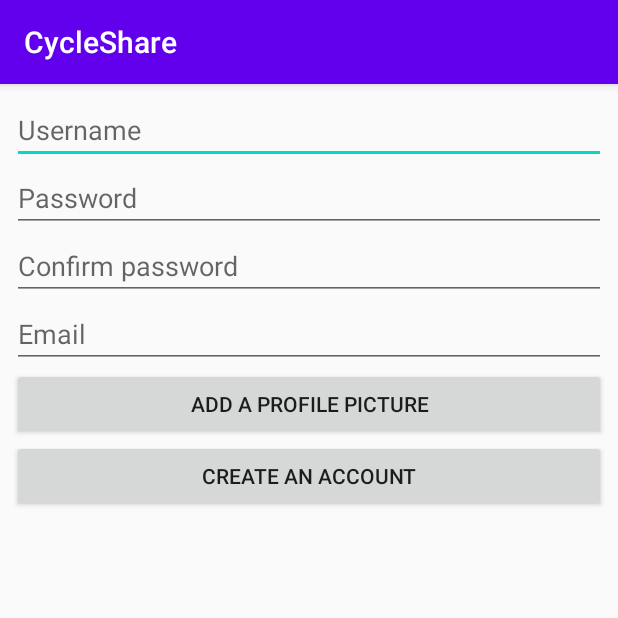
After one commit to 18ksharma/cycleshare, an Android app: the SignupActivity screen opened directly, with no data from a screen before it, on a phone screen of 412 x 824 dp, the top half of it. The commit adds this screen. Run offline under Robolectric (Android 15) with nearby library versions, the phone set to English and light mode, and no system bars; libraries missing offline, so code that uses them is left out: com.parse.

Commit message:
Signup implemented

```diff
--- a/app/src/main/AndroidManifest.xml
+++ b/app/src/main/AndroidManifest.xml
@@ -2,20 +2,19 @@
 <manifest xmlns:android="http://schemas.android.com/apk/res/android"
     package="com.example.cycleshare">
 
-
     <uses-permission android:name="android.permission.INTERNET" />
     <uses-permission android:name="android.permission.ACCESS_NETWORK_STATE" />
 
-
     <application
+        android:name=".ParseApplication"
         android:allowBackup="true"
         android:icon="@mipmap/ic_launcher"
         android:label="@string/app_name"
         android:roundIcon="@mipmap/ic_launcher_round"
         android:supportsRtl="true"
-        android:theme="@style/AppTheme"
-        android:name=".ParseApplication">
-        <activity android:name=".LoginActivity"></activity>
+        android:theme="@style/AppTheme">
+        <activity android:name=".SignupActivity"></activity>
+        <activity android:name=".LoginActivity" />
         <activity android:name=".InitialActivity">
             <intent-filter>
                 <action android:name="android.intent.action.MAIN" />
--- a/app/src/main/java/com/example/cycleshare/InitialActivity.java
+++ b/app/src/main/java/com/example/cycleshare/InitialActivity.java
@@ -21,8 +21,7 @@ public class InitialActivity extends AppCompatActivity {
         btnLogin=findViewById(R.id.btnLogin);
         btnSignup=findViewById(R.id.btnSignup);
 
-        //Setting on click listeners to determine if user wants to login or
-        //sign up
+        //Setting on click listeners to determine if user wants to login or sign up
         btnLogin.setOnClickListener(new View.OnClickListener() {
             @Override
             public void onClick(View v) {
@@ -37,7 +36,7 @@ public class InitialActivity extends AppCompatActivity {
             @Override
             public void onClick(View v) {
                 //Intent to open SignupActivity
-                Intent intent = new Intent();
+                Intent intent = new Intent(InitialActivity.this, SignupActivity.class);
                 startActivity(intent);
                 finish();
             }
--- /dev/null
+++ b/app/src/main/java/com/example/cycleshare/SignupActivity.java
@@ -0,0 +1,103 @@
+package com.example.cycleshare;
+
+import androidx.appcompat.app.AppCompatActivity;
+
+import android.content.Intent;
+import android.os.Bundle;
+import android.util.Log;
+import android.view.View;
+import android.widget.Button;
+import android.widget.EditText;
+import android.widget.Toast;
+
+import com.parse.ParseException;
+import com.parse.ParseUser;
+import com.parse.SignUpCallback;
+
+import java.util.Set;
+
+public class SignupActivity extends AppCompatActivity {
+
+    EditText tvUsername;
+    EditText tvPassword;
+    EditText tvConfirm;
+    EditText tvEmail;
+    Button btnCreateAccount;
+    Button btnPicture;
+
+    @Override
+    protected void onCreate(Bundle savedInstanceState) {
+        super.onCreate(savedInstanceState);
+        setContentView(R.layout.activity_signup);
+
+
+        tvUsername = findViewById(R.id.tvUsername);
+        tvPassword = findViewById(R.id.tvPassword);
+        tvConfirm = findViewById(R.id.tvConfirm);
+        tvEmail = findViewById(R.id.tvEmail);
+        btnCreateAccount = findViewById(R.id.btnCreateAccount);
+        btnPicture = findViewById(R.id.btnPicture);
+
+
+        //TODO: implement function so that user can upload/select their own profile picture
+        btnPicture.setOnClickListener(new View.OnClickListener() {
+            @Override
+            public void onClick(View view) {
+
+            }
+        });
+
+        //Sets onclicklistener for button
+        btnCreateAccount.setOnClickListener(new View.OnClickListener() {
+
+            @Override
+            public void onClick(View view) {
+                String username=tvUsername.getText().toString();
+                String password=tvPassword.getText().toString();
+                String confirm=tvConfirm.getText().toString();
+                String email=tvEmail.getText().toString();
+
+                ParseUser user = new ParseUser();
+
+                //Checks if anything is invalid
+
+                if(username.isEmpty()){
+                    Toast.makeText(SignupActivity.this, "You must enter a username", Toast.LENGTH_SHORT).show();
+                    return;
+                }
+
+                if(password.isEmpty()){
+                    Toast.makeText(SignupActivity.this, "You must have a password", Toast.LENGTH_SHORT).show();
+                    return;
+                }
+                if(!password.equals(confirm)){
+                    Toast.makeText(SignupActivity.this, "Passwords do not match", Toast.LENGTH_SHORT).show();
+                    return;
+                }
+
+                // Set core properties
+                user.setUsername(username);
+                user.setPassword(password);
+                user.setEmail(email);
+
+
+
+
+                // Invoke signUpInBackground
+                user.signUpInBackground(new SignUpCallback() {
+                    public void done(ParseException e) {
+                        if (e == null) {
+                            ParseUser currentUser = ParseUser.getCurrentUser();
+                            Intent i = new Intent(SignupActivity.this, MainActivity.class);
+                            startActivity(i);
+                        }
+                        else {
+                            Toast.makeText(SignupActivity.this, "Failure to signup", Toast.LENGTH_SHORT).show();
+                            Log.e("Signup", "error:"+e);
+                        }
+                    }
+                });
+            }
+        });
+    }
+}
--- /dev/null
+++ b/app/src/main/res/layout/activity_signup.xml
@@ -0,0 +1,58 @@
+<?xml version="1.0" encoding="utf-8"?>
+<RelativeLayout xmlns:android="http://schemas.android.com/apk/res/android"
+    xmlns:app="http://schemas.android.com/apk/res-auto"
+    xmlns:tools="http://schemas.android.com/tools"
+    android:layout_width="match_parent"
+    android:layout_height="match_parent"
+    android:gravity="center_horizontal"
+    android:padding="8dp"
+    tools:context=".SignupActivity">
+
+
+    <EditText
+        android:id="@+id/tvUsername"
+        android:layout_width="match_parent"
+        android:layout_height="wrap_content"
+        android:layout_weight="1"
+        android:hint="Username" />
+
+    <EditText
+        android:id="@+id/tvPassword"
+        android:layout_width="match_parent"
+        android:layout_height="wrap_content"
+        android:layout_weight="1"
+        android:hint="Password"
+        android:layout_below="@id/tvUsername"
+        android:inputType="textPassword"/>
+
+    <EditText
+        android:id="@+id/tvConfirm"
+        android:layout_width="match_parent"
+        android:layout_height="wrap_content"
+        android:layout_weight="1"
+        android:hint="Confirm password"
+        android:layout_below="@id/tvPassword"
+        android:inputType="textPassword"/>
+    <EditText
+        android:id="@+id/tvEmail"
+        android:layout_width="match_parent"
+        android:layout_height="wrap_content"
+        android:layout_weight="1"
+        android:hint="Email"
+        android:layout_below="@id/tvConfirm"/>
+    <Button
+        android:id="@+id/btnPicture"
+        android:layout_width="match_parent"
+        android:layout_height="wrap_content"
+        android:layout_weight="1"
+        android:text="@string/add_picture"
+        android:layout_below="@id/tvEmail"/>
+    <Button
+        android:id="@+id/btnCreateAccount"
+        android:layout_width="match_parent"
+        android:layout_height="wrap_content"
+        android:layout_weight="1"
+        android:text="@string/create"
+        android:layout_below="@id/btnPicture"/>
+
+</RelativeLayout>
--- a/app/src/main/res/values/strings.xml
+++ b/app/src/main/res/values/strings.xml
@@ -5,4 +5,6 @@
     <string name="username">Username</string>
     <string name="password">Password</string>
     <string name="forgot">Forgot Password?</string>
+    <string name="create">Create an account</string>
+    <string name="add_picture">Add a profile picture</string>
 </resources>
```
